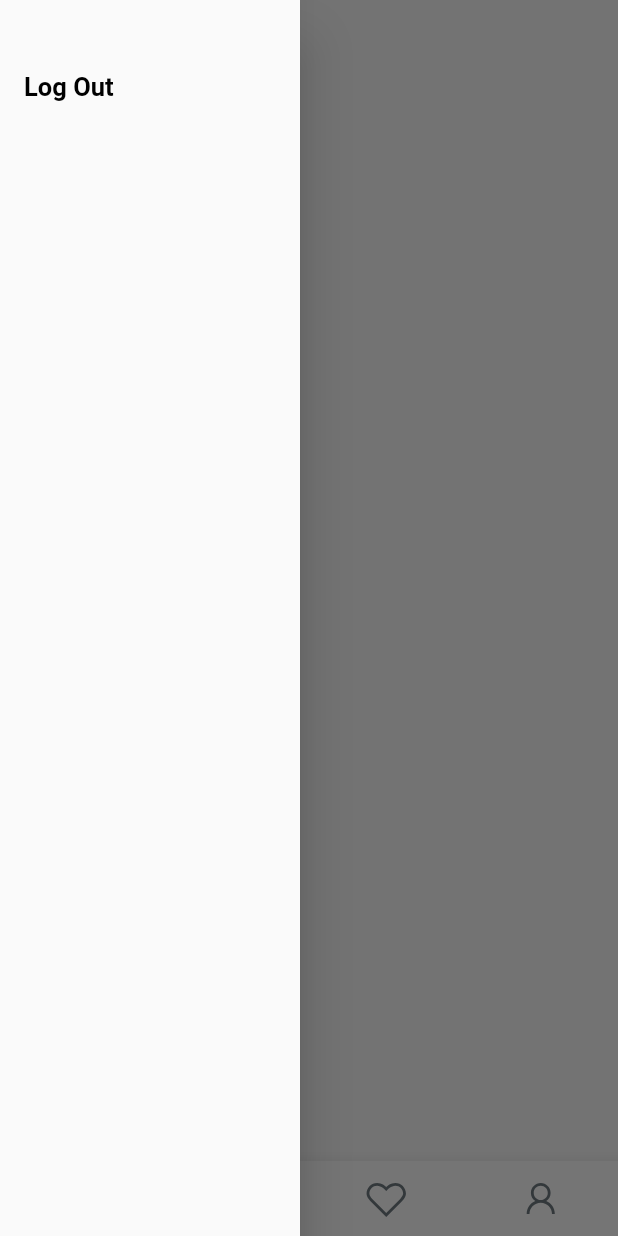
After one commit to rokaia-ahmed/shopify_app, a Flutter app: the LayoutScreen screen opened directly, in the side drawer, after a tap on "Log Out", on a phone screen of 412 x 824 dp. The commit adds this screen. Run offline on Flutter 3.47's test engine with Material 2 defaults, Android fonts, the phone set to English and light mode, and no system bars; drawn by our look-alikes of animated_bottom_navigation_bar; our stand-ins replace line_icons, shared_preferences; accounts and stored records are empty.

Commit message:
bottom nav bar

```diff
--- a/lib/main.dart
+++ b/lib/main.dart
@@ -1,6 +1,6 @@
 import 'package:flutter/material.dart';
 import 'package:shopify_app/screens/auth/screens/sign_in.dart';
-import 'package:shopify_app/screens/home/screen/home.dart';
+import 'package:shopify_app/screens/layout/screen/layout.dart';
 import 'core/router/router.dart';
 import 'core/srevices/preference_service.dart';
 import 'core/utilites/theme_app.dart';
@@ -17,7 +17,7 @@ class MyApp extends StatelessWidget {
   Widget build(BuildContext context) {
     Widget startScreen ;
     if(PreferenceService.prefs().getString('email')!=null){
-      startScreen = const HomeScreen();
+      startScreen = const LayoutScreen();
     }else{
       startScreen = SignInScreen();
     }
--- a/lib/screens/auth/screens/sign_in.dart
+++ b/lib/screens/auth/screens/sign_in.dart
@@ -1,10 +1,10 @@
 import 'package:flutter/material.dart';
 import 'package:shopify_app/core/srevices/preference_service.dart';
 import 'package:shopify_app/screens/auth/screens/sign_up.dart';
-import 'package:shopify_app/screens/home/screen/home.dart';
 import '../../../core/router/router.dart';
 import '../../../core/widgets/custom_default_button.dart';
 import '../../../core/widgets/custom_text_form_field.dart';
+import '../../layout/screen/layout.dart';
 
 class SignInScreen extends StatelessWidget {
    SignInScreen({super.key});
@@ -98,7 +98,7 @@ class SignInScreen extends StatelessWidget {
                     if(formKey.currentState!.validate()) {
                       PreferenceService.prefs().
                       setString('email',emailController.text);
-                      MagicRouter.navigateTo(const HomeScreen());
+                      MagicRouter.navigateTo(const LayoutScreen());
                     }
                   } ,
                   ),
--- a/lib/screens/home/screen/home.dart
+++ /dev/null
@@ -1,38 +0,0 @@
-import 'package:flutter/material.dart';
-import 'package:shopify_app/core/srevices/preference_service.dart';
-
-class HomeScreen extends StatelessWidget {
-  const HomeScreen({super.key});
-
-  @override
-  Widget build(BuildContext context) {
-    return  Scaffold(
-      drawer:Drawer(
-        width: 200,
-        child:Column(
-          children: [
-            const SizedBox(
-              height: 30,
-            ),
-            ListTile(
-              onTap:(){
-                print(PreferenceService.prefs().getString('email'));
-                PreferenceService.prefs().remove('email');
-              } ,
-              title:Text('Log Out',
-              style: Theme.of(context).textTheme.headlineMedium,
-              ) ,
-            )
-          ],
-        ) ,
-      ) ,
-      appBar: AppBar(
-        iconTheme: const IconThemeData(
-          color: Colors.black
-        ),
-       backgroundColor: Colors.transparent,
-        elevation: 0,
-      ),
-    );
-  }
-}
--- /dev/null
+++ b/lib/screens/home/screens/home_screen.dart
@@ -0,0 +1,13 @@
+import 'package:flutter/material.dart';
+
+class HomeScreen extends StatelessWidget {
+  const HomeScreen({super.key});
+  @override
+  Widget build(BuildContext context) {
+    return const Column(
+      children: [
+
+      ],
+    );
+  }
+}
--- /dev/null
+++ b/lib/screens/layout/screen/layout.dart
@@ -0,0 +1,41 @@
+import 'package:flutter/material.dart';
+import '../../home/screens/home_screen.dart';
+import '../widgets/custom_bottom_nav_bar.dart';
+import '../widgets/custom_drawer.dart';
+
+class LayoutScreen extends StatefulWidget {
+  const LayoutScreen({super.key});
+
+  @override
+  State<LayoutScreen> createState() => _LayoutScreenState();
+}
+class _LayoutScreenState extends State<LayoutScreen> {
+  int currentIndex=0 ;
+  List screens = [
+    const HomeScreen(),
+    const Text('category'),
+    const Text('favorite'),
+    const Text('profile'),
+  ];
+  @override
+  Widget build(BuildContext context) {
+    return  Scaffold(
+      drawer:const CustomDrawer(),
+      appBar: AppBar(
+        iconTheme: const IconThemeData(
+          color: Colors.black,
+        ),
+       backgroundColor: Colors.transparent,
+        elevation: 0,
+      ),
+      body:screens[currentIndex] ,
+      bottomNavigationBar:CustomNavBar(
+        onTap:(index){
+          currentIndex = index;
+          setState(() {});
+        } ,
+        activeIndex: currentIndex,
+      ),
+    );
+  }
+}
--- /dev/null
+++ b/lib/screens/layout/widgets/custom_bottom_nav_bar.dart
@@ -0,0 +1,39 @@
+import 'package:animated_bottom_navigation_bar/animated_bottom_navigation_bar.dart';
+import 'package:flutter/material.dart';
+import 'package:line_icons/line_icons.dart';
+
+import '../../../core/utilites/colors.dart';
+
+class CustomNavBar extends StatelessWidget {
+  CustomNavBar({super.key,
+    required this.onTap,
+    required this.activeIndex});
+
+  final Function(int) onTap;
+  final int activeIndex;
+  final List icons = [
+    LineIcons.home,
+    LineIcons.icons,
+    LineIcons.heart,
+    LineIcons.user,
+  ];
+  @override
+  Widget build(BuildContext context) {
+    return AnimatedBottomNavigationBar.builder(
+      itemCount: 4,
+      activeIndex: activeIndex,
+      gapLocation: GapLocation.none,
+      height: 50,
+      notchSmoothness: NotchSmoothness.verySmoothEdge,
+      onTap: onTap,
+      tabBuilder: (int index, bool isActive) {
+        return Icon(
+          icons[index],
+          color: isActive ? AppColors.primaryColor
+              : AppColors.lightGreyColor,
+          size: 30,
+        );
+      },
+    );
+  }
+}
--- /dev/null
+++ b/lib/screens/layout/widgets/custom_drawer.dart
@@ -0,0 +1,29 @@
+import 'package:flutter/material.dart';
+
+import '../../../core/srevices/preference_service.dart';
+
+class CustomDrawer extends StatelessWidget {
+  const CustomDrawer({super.key});
+  @override
+  Widget build(BuildContext context) {
+    return Drawer(
+      width: 200,
+      child:Column(
+        children: [
+          const SizedBox(
+            height: 30,
+          ),
+          ListTile(
+            onTap:(){
+              print(PreferenceService.prefs().getString('email'));
+              PreferenceService.prefs().remove('email');
+            } ,
+            title:Text('Log Out',
+              style: Theme.of(context).textTheme.headlineMedium,
+            ) ,
+          )
+        ],
+      ) ,
+    ) ;
+  }
+}
--- a/pubspec.yaml
+++ b/pubspec.yaml
@@ -36,6 +36,9 @@ dependencies:
   # Use with the CupertinoIcons class for iOS style icons.
   cupertino_icons: ^1.0.2
   shared_preferences: ^2.2.2
+  carousel_slider: ^4.2.1
+  animated_bottom_navigation_bar: ^1.3.0
+  line_icons: ^2.0.3
 
 dev_dependencies:
   flutter_test:
```
Also changed, not shown: pubspec.lock.
